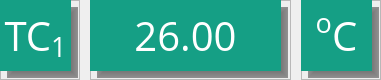
Qt form Grafika/vol.ui (tomyqg/topaz-m) before a commit.
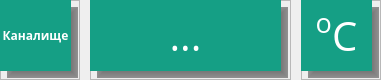
The same form after that commit.

```diff
--- a/Grafika/vol.ui
+++ b/Grafika/vol.ui
@@ -10,6 +10,12 @@
     <height>80</height>
    </rect>
   </property>
+  <property name="minimumSize">
+   <size>
+    <width>0</width>
+    <height>80</height>
+   </size>
+  </property>
   <property name="maximumSize">
    <size>
     <width>16777215</width>
@@ -67,7 +73,7 @@
       <property name="font">
        <font>
         <family>Open Sans</family>
-        <pointsize>30</pointsize>
+        <pointsize>9</pointsize>
        </font>
       </property>
       <property name="styleSheet">
@@ -75,7 +81,7 @@
 color: rgb(255, 255, 255);</string>
       </property>
       <property name="text">
-       <string>&lt;html&gt;&lt;head/&gt;&lt;body&gt;&lt;p&gt;TC&lt;span style=&quot; vertical-align:sub;&quot;&gt;1&lt;/span&gt;&lt;/p&gt;&lt;/body&gt;&lt;/html&gt;</string>
+       <string>&lt;html&gt;&lt;head/&gt;&lt;body&gt;&lt;p&gt;&lt;strong&gt;Каналище&lt;/strong&gt;&lt;/p&gt;&lt;/body&gt;&lt;/html&gt;</string>
       </property>
       <property name="alignment">
        <set>Qt::AlignCenter</set>
@@ -152,7 +158,7 @@
        <enum>QFrame::NoFrame</enum>
       </property>
       <property name="text">
-       <string>&lt;html&gt;&lt;head/&gt;&lt;body&gt;&lt;p&gt;26.00&lt;/p&gt;&lt;/body&gt;&lt;/html&gt;</string>
+       <string>&lt;html&gt;&lt;head/&gt;&lt;body&gt;&lt;p&gt;...&lt;/p&gt;&lt;/body&gt;&lt;/html&gt;</string>
       </property>
       <property name="alignment">
        <set>Qt::AlignCenter</set>
```
